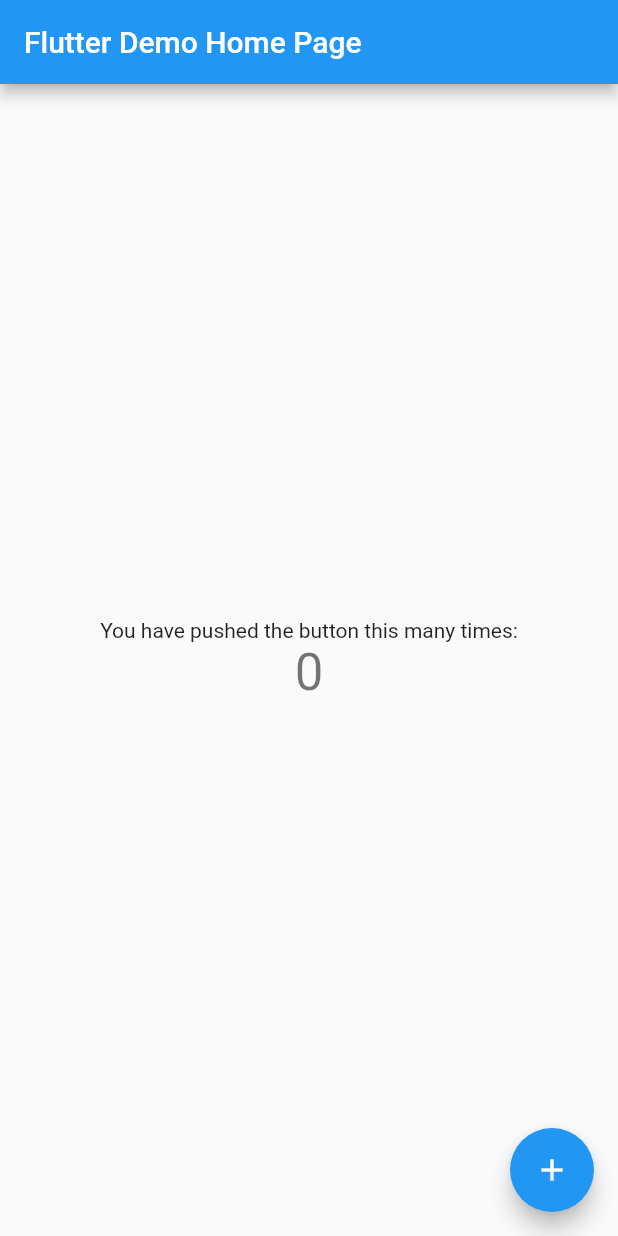
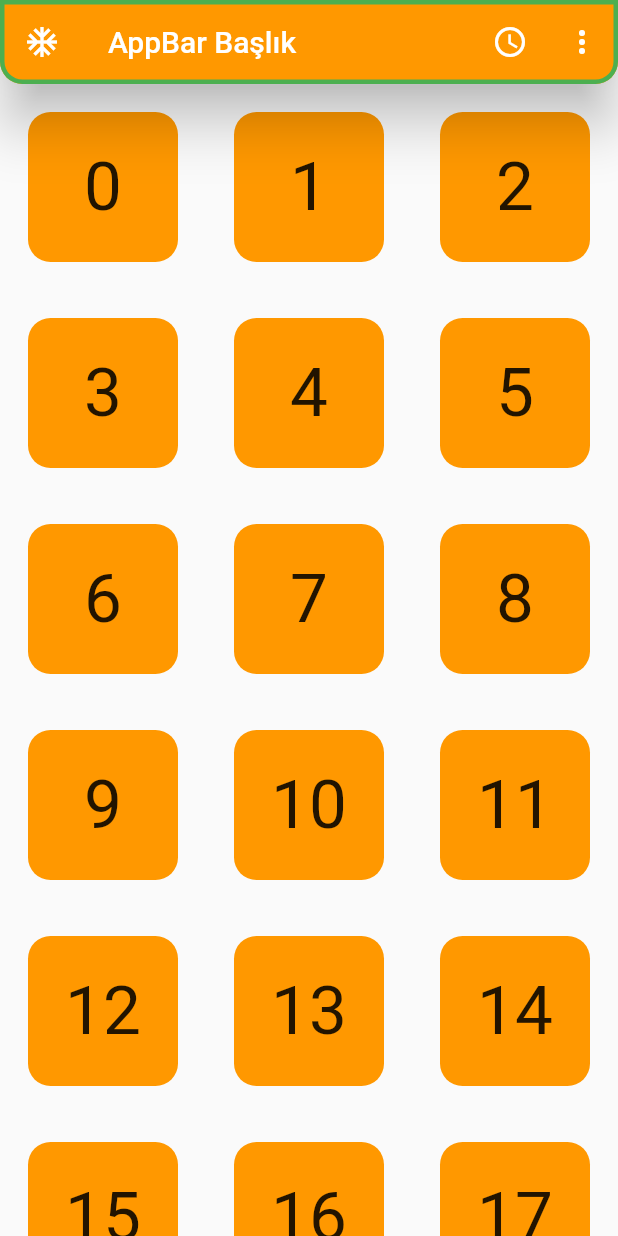
Before and after one commit to hems42/Flutter_Expert_Notes, a Flutter app: the screen it shows after launch, on a phone screen of 412 x 824 dp. Run offline on Flutter 3.47's test engine with Material 2 defaults, Android fonts, the light colour scheme and no system bars.

Commit message:
appBar ile ilgili  şeyleri yazıyorum

```diff
--- /dev/null
+++ b/flutter_expert_notes/lib/BasicWidgets/mAppBar.dart
@@ -0,0 +1,98 @@
+
+
+import 'package:flutter/material.dart';
+enum menuogeleri {menu1,menu2}
+class mAppBar{
+
+
+
+
+  /*
+  AppBar uygulamalarda açık oaln sayfanın başlık vs idğer özelliklleri barındırdığı
+  bir bar yapısıdır aşağıda özelliklerinden bahsedeğim..
+*/
+
+   AppBar myAppBar()
+   {
+
+
+     return AppBar(
+       title: Text("AppBar Başlık"), // başlık için text widget yada başka bir widget olabilir ama  text mantıklı
+       shape: RoundedRectangleBorder(
+
+       /*appbar  şeklini yönetebildiğimiz paramatere shape
+       ShapeBorder abstract class yani çatı  sınıf ondan extend alan altta  somut başka
+       ShapeBorder sınıfları var..
+
+       *CircleBorder
+       *RoundedRectangleBorder
+       *RoundedRectangleBorder
+       *ContinuousRectangleBorder
+       *BeveledRectangleBorder
+
+       yukarıda ki şekil sınıfları kullanılabiliyor.. biz RoundedRectangleBorder kullanıyotrum..
+
+       */
+
+
+         borderRadius: BorderRadius.vertical(bottom: Radius.elliptical(15, 15) // Yuvarlatma yani radius sınıfının da isimli kurucuları var
+                                                                               // ben eliptikali seçtim ..
+
+         ), //  kenar kıvrım gibi bir anlamı çıkıyor yani köşeleri ne kadar  yuvarlatayım diyor
+                                                //  bunu da borderradius  isimli konstructor ları ile herhangi biri seçip kullanıyoruz
+                                                // ben dikine olanı seçtim alttan yuvarlatacam
+
+
+         side: BorderSide(
+           color: Colors.green, // renk
+            width: 3 , // kalınlık
+           style: BorderStyle.solid//  çevrelem sitli...
+
+         ) // çevrediğiniz yapının etrafını bir çizgi ile kaplamak istemisiniz diyor tabş bunun da özellkleri var
+
+
+
+       ),
+       elevation: 15, // yükselik hissi
+       backgroundColor: Colors.orange,
+       primary: true, // botttom elemnette birşeyler varsa ve flexible olabiliyorsa sonda asıldığımızda sona geldiğimiz belirten
+                      //  renk uzama efektini iptal ediyor ya da aktif ediyor
+
+       leading: Icon(Icons.ac_unit), // sol üst köşeye imaj çakıyor
+       actions: [
+                        // actions yapısı flutter da genellikle bir modul ya da alanla ilgili yapmak istediğimiz ya da yapabileceğimiz
+                        // aksiyon yani görevleri  yada ek özllikleri belirtiyor bunlar ek butonlar menuler diğer view elementleri
+                        // olabiliyor
+                         // aşağıya bir buton bir menu ekleyeceğim
+
+            IconButton(icon: Icon(Icons.access_time_sharp), onPressed: (){}), // butonlara onpres metodu atamssan buton inaktif kalır
+
+         PopupMenuButton(
+             onSelected: (e){print(e);}, // on selectv ile bu enum öğeleri üzeerinden işlemlerimizi yapıyoruz
+             itemBuilder: (BuildContext context) { // menu öğelerini enum ile sıralayıp o şekilde  b  widgetle
+                                                                // işliyoruz
+           return[
+             PopupMenuItem(
+               value: menuogeleri.menu1,
+               child: Text("menu item bir"),
+             ),
+             PopupMenuItem(
+               value: menuogeleri.menu2,
+               child: Text("menu item iki"),
+
+             ),
+           ];
+
+
+         })
+
+
+
+       ],
+
+     );
+
+   }
+
+
+}
--- a/flutter_expert_notes/lib/main.dart
+++ b/flutter_expert_notes/lib/main.dart
@@ -1,4 +1,9 @@
+import 'package:flutter/cupertino.dart';
 import 'package:flutter/material.dart';
+import 'package:flutter/widgets.dart';
+import 'package:flutter_expert_notes/BasicWidgets/mAppBar.dart';
+
+enum e { a, n, c }
 
 void main() {
   runApp(MyApp());
@@ -9,105 +14,97 @@
   @override
   Widget build(BuildContext context) {
     return MaterialApp(
-      title: 'Flutter Demo',
-      theme: ThemeData(
-        // This is the theme of your application.
-        //
-        // Try running your application with "flutter run". You'll see the
-        // application has a blue toolbar. Then, without quitting the app, try
-        // changing the primarySwatch below to Colors.green and then invoke
-        // "hot reload" (press "r" in the console where you ran "flutter run",
-        // or simply save your changes to "hot reload" in a Flutter IDE).
-        // Notice that the counter didn't reset back to zero; the application
-        // is not restarted.
-        primarySwatch: Colors.blue,
-      ),
-      home: MyHomePage(title: 'Flutter Demo Home Page'),
+      debugShowCheckedModeBanner: false,
+      home: OrientationList(title: "Grid..."),
     );
   }
 }
 
-class MyHomePage extends StatefulWidget {
-  MyHomePage({Key key, this.title}) : super(key: key);
-
-  // This widget is the home page of your application. It is stateful, meaning
-  // that it has a State object (defined below) that contains fields that affect
-  // how it looks.
-
-  // This class is the configuration for the state. It holds the values (in this
-  // case the title) provided by the parent (in this case the App widget) and
-  // used by the build method of the State. Fields in a Widget subclass are
-  // always marked "final".
-
+class OrientationList extends StatelessWidget {
   final String title;
 
-  @override
-  _MyHomePageState createState() => _MyHomePageState();
-}
 
-class _MyHomePageState extends State<MyHomePage> {
-  int _counter = 0;
+  OrientationList({Key key, this.title}) : super(key: key);
 
-  void _incrementCounter() {
-    setState(() {
-      // This call to setState tells the Flutter framework that something has
-      // changed in this State, which causes it to rerun the build method below
-      // so that the display can reflect the updated values. If we changed
-      // _counter without calling setState(), then the build method would not be
-      // called again, and so nothing would appear to happen.
-      _counter++;
-    });
-  }
 
   @override
   Widget build(BuildContext context) {
-    // This method is rerun every time setState is called, for instance as done
-    // by the _incrementCounter method above.
-    //
-    // The Flutter framework has been optimized to make rerunning build methods
-    // fast, so that you can just rebuild anything that needs updating rather
-    // than having to individually change instances of widgets.
+
     return Scaffold(
-      appBar: AppBar(
-        // Here we take the value from the MyHomePage object that was created by
-        // the App.build method, and use it to set our appbar title.
-        title: Text(widget.title),
+      appBar:new mAppBar().myAppBar(),
+      body: OrientationBuilder(
+        builder: (context, orientation) {
+          return GridView.count(
+            // Create a grid with 2 columns in portrait mode, or 3 columns in
+            // landscape mode.
+            crossAxisCount: orientation == Orientation.portrait ? 3 : 5,
+            // Generate 100 widgets that display their index in the List.
+            children: List.generate(100, (index) {
+              return Center(
+                child: GestureDetector(
+                  onTap: () {
+                    showDialog(
+                        context: context,
+                        builder: (BuildContext context) {
+                          return AlertDialog(
+                            title: Text("bjkbjk"),
+                            content: Icon(Icons.airplanemode_active),
+                            elevation: 10,
+                            backgroundColor: Colors.grey,
+                            shape: RoundedRectangleBorder(
+                              borderRadius:
+                                  BorderRadius.all(Radius.circular(15)),
+                              side: BorderSide(
+                                  color: Colors.white,
+                                  style: BorderStyle.solid,
+                                  width: 3),
+                            ),
+                            actions: [
+                              ButtonBar(
+                                children: [
+                                  IconButton(
+                                    icon: Icon(Icons.ac_unit),
+                                    onPressed: () {
+                                      Navigator.of(context).pop(true);
+                                    },
+                                  splashColor: Colors.white,
+                                  ),
+                                  IconButton(
+                                      icon: Icon(Icons.ac_unit),
+                                      onPressed: () {}),
+                                  IconButton(
+                                      icon: Icon(Icons.ac_unit),
+                                      onPressed: () {}),
+                                  IconButton(
+                                      icon: Icon(Icons.ac_unit),
+                                      onPressed: () {}),
+                                  IconButton(
+                                      icon: Icon(Icons.ac_unit),
+                                      onPressed: () {}),
+                                ],
+                              )
+                            ],
+                          );
+                        });
+                  },
+                  child: Container(
+
+                    decoration: BoxDecoration(
+                        color: Colors.orange,
+                      borderRadius: BorderRadius.all(Radius.circular(15))
+                    ),
+                    height: 100,
+                    width: 100,
+
+                    child: Center(child: Text(index.toString(),style: TextStyle(fontSize: 45),)),
+
+                  ),
+                ),
+              );
+            }),
+          );
+        },
       ),
-      body: Center(
-        // Center is a layout widget. It takes a single child and positions it
-        // in the middle of the parent.
-        child: Column(
-          // Column is also a layout widget. It takes a list of children and
-          // arranges them vertically. By default, it sizes itself to fit its
-          // children horizontally, and tries to be as tall as its parent.
-          //
-          // Invoke "debug painting" (press "p" in the console, choose the
-          // "Toggle Debug Paint" action from the Flutter Inspector in Android
-          // Studio, or the "Toggle Debug Paint" command in Visual Studio Code)
-          // to see the wireframe for each widget.
-          //
-          // Column has various properties to control how it sizes itself and
-          // how it positions its children. Here we use mainAxisAlignment to
-          // center the children vertically; the main axis here is the vertical
-          // axis because Columns are vertical (the cross axis would be
-          // horizontal).
-          mainAxisAlignment: MainAxisAlignment.center,
-          children: <Widget>[
-            Text(
-              'You have pushed the button this many times:',
-            ),
-            Text(
-              '$_counter',
-              style: Theme.of(context).textTheme.headline4,
-            ),
-          ],
-        ),
-      ),
-      floatingActionButton: FloatingActionButton(
-        onPressed: _incrementCounter,
-        tooltip: 'Increment',
-        child: Icon(Icons.add),
-      ), // This trailing comma makes auto-formatting nicer for build methods.
     );
   }
 }
```
Also changed, not shown: flutter_expert_notes/lib/Summary.dart (added, +19 -0 lines).
